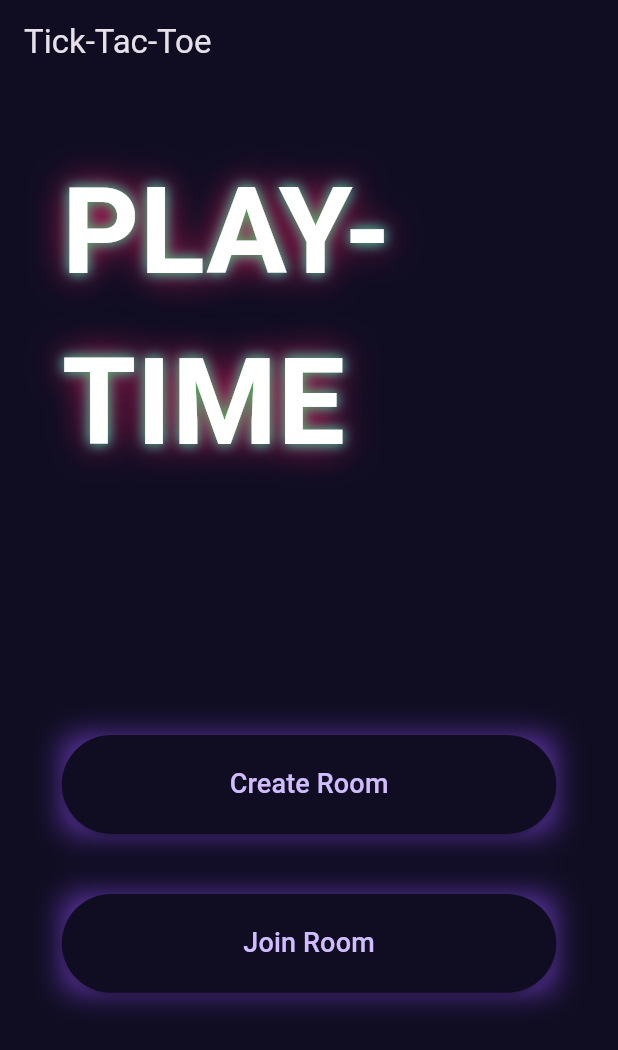
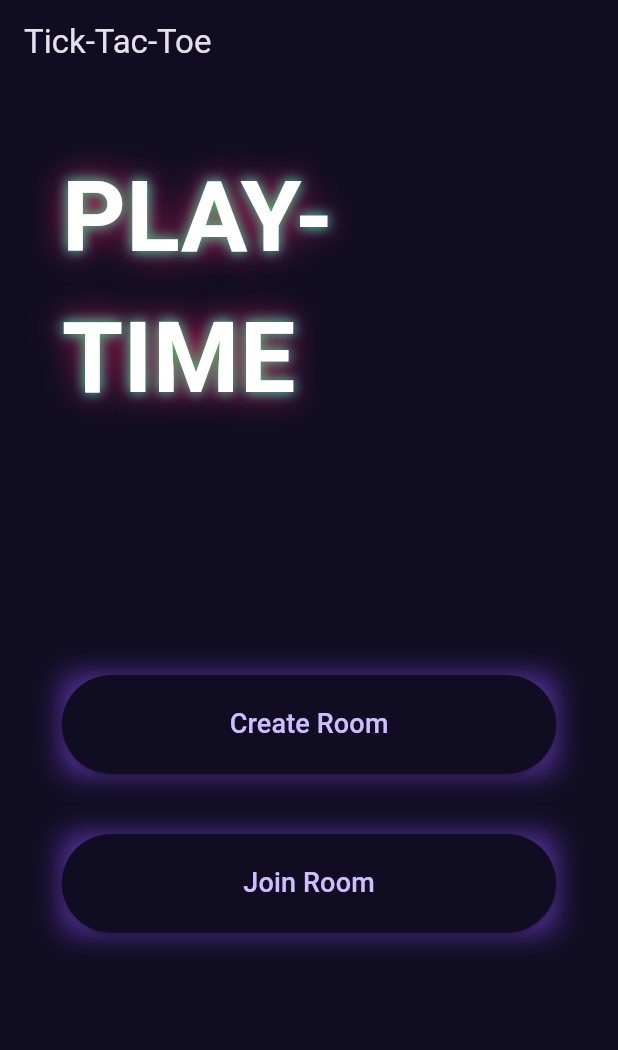
Before and after one commit to rakshitkapoor/PlayTime, a Flutter app: the screen it shows after launch, on a phone screen of 412 x 824 dp. Shown: the top 1050 px of the screen. Run offline on Flutter 3.47's test engine with Material 3 defaults, Android fonts, the light colour scheme and no system bars; our stand-ins replace socket_io_client.

Commit message:
text responsivness updated

```diff
--- a/lib/screens/main_menu_screen.dart
+++ b/lib/screens/main_menu_screen.dart
@@ -31,11 +31,11 @@ class MainMenuScreen extends StatelessWidget {
             child: Column(
               mainAxisAlignment: MainAxisAlignment.spaceAround,
               children: [
-                const CustomText(shadows: [
+                CustomText(shadows: [
                   Shadow(color: Colors.blue, blurRadius: 10),
                   Shadow(color: Colors.pink, blurRadius: 30),
                   Shadow(color: Colors.green, blurRadius: 10)
-                ], text: "PLAY-TIME", fontSize: 80),
+                ], text: "PLAY-TIME", fontSize: size.width*0.16),
                 SizedBox(height: size.height * 0.2),
                 Column(
                   mainAxisAlignment: MainAxisAlignment.center,
```
